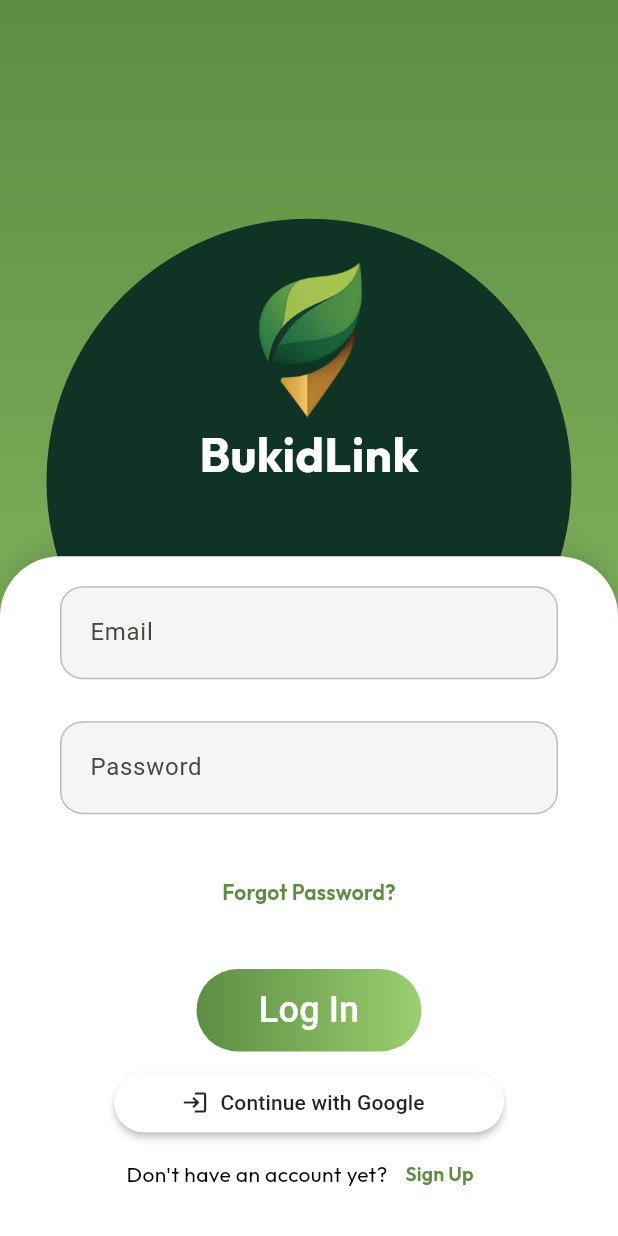
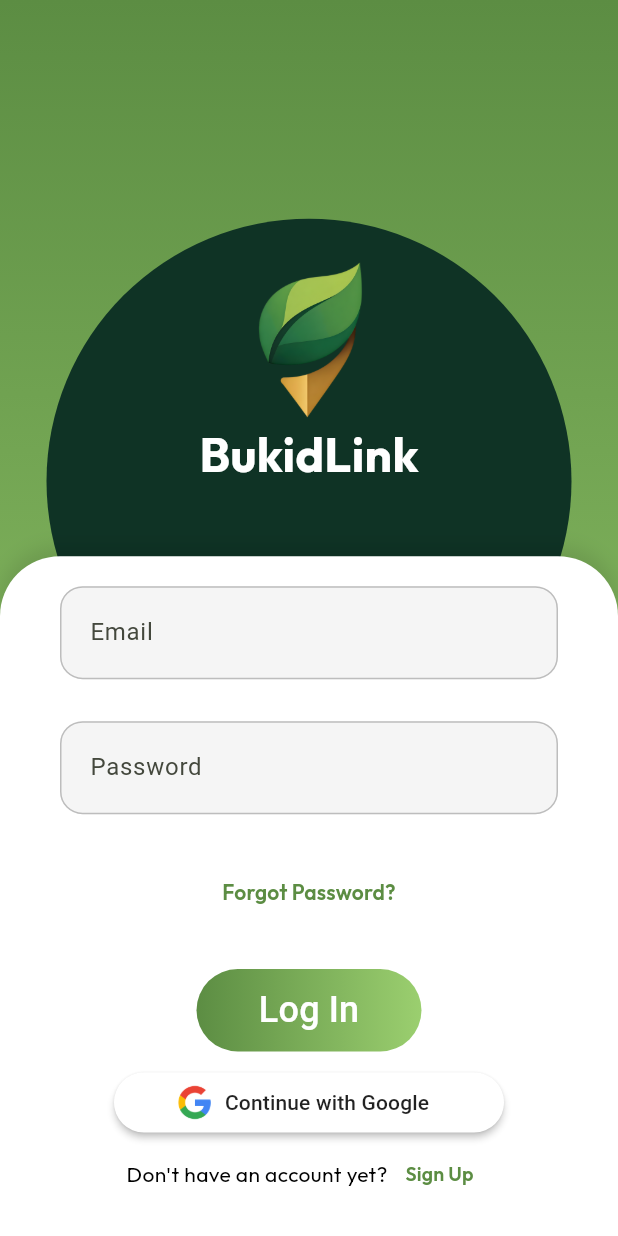
Before and after one commit to NoelSaludo/BukidLink, a Flutter app: the screen it shows after launch, on a phone screen of 412 x 824 dp. Run offline on Flutter 3.47's test engine with Material 3 defaults, Android fonts, the phone set to English and light mode, and no system bars; our stand-ins replace cloud_firestore, email_validator, firebase_auth, firebase_core, google_fonts, google_sign_in and 1 more; accounts and stored records are empty.

Commit message:
feat: add google logo in the google option

```diff
--- a/lib/Pages/LoginPage.dart
+++ b/lib/Pages/LoginPage.dart
@@ -189,7 +189,11 @@ class _LoginPageState extends State<LoginPage> {
                   SizedBox(
                     width: 260,
                     child: ElevatedButton.icon(
-                      icon: const Icon(Icons.login),
+                      icon: Image.asset(
+                        'assets/icons/google-logo.png',
+                        height: 24.0,
+                        width: 24.0,
+                      ),
                       label: const Text('Continue with Google'),
                       style: ElevatedButton.styleFrom(
                         backgroundColor: Colors.white,
```
Also changed, not shown: assets/icons/google-logo.png (added).
